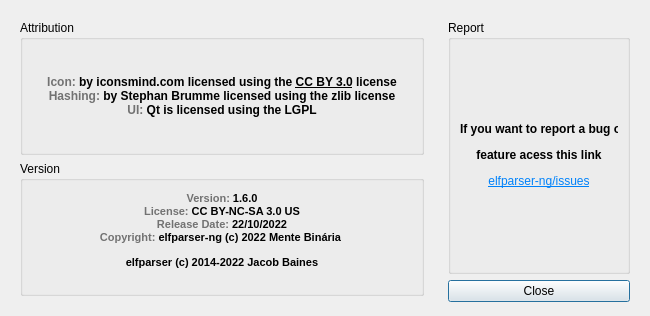
Before: the Qt Designer form src/ui/about.ui in mentebinaria/elfparser-ng, drawn with Qt 5.
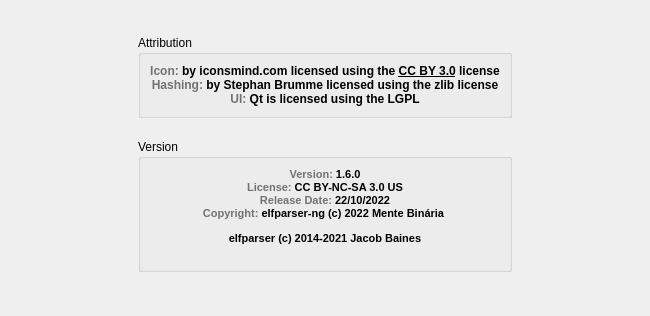
After: the same form once the commit is applied.

Commit message: [UPD] path with new features, code performance, windows compatibility

The edit to the form file:
```diff
--- a/src/ui/about.ui
+++ b/src/ui/about.ui
@@ -12,8 +12,7 @@
   </property>
   <property name="minimumSize">
    <size>
-    <width>650</width>lçs
-    
+    <width>650</width>
     <height>316</height>
    </size>
   </property>
@@ -32,9 +31,15 @@
   <property name="windowTitle">
    <string>About</string>
   </property>
-  <layout class="QHBoxLayout" name="horizontalLayout">
-   <item>
+  <layout class="QVBoxLayout" name="verticalLayout_2">
+   <item alignment="Qt::AlignHCenter">
     <widget class="QFrame" name="frame_2">
+     <property name="minimumSize">
+      <size>
+       <width>0</width>
+       <height>270</height>
+      </size>
+     </property>
      <property name="frameShape">
       <enum>QFrame::NoFrame</enum>
      </property>
@@ -42,13 +47,13 @@
       <enum>QFrame::Raised</enum>
      </property>
      <layout class="QVBoxLayout" name="verticalLayout">
-      <item>
+      <item alignment="Qt::AlignHCenter|Qt::AlignVCenter">
        <widget class="QGroupBox" name="creditsBox">
         <property name="title">
          <string>Attribution</string>
         </property>
         <layout class="QVBoxLayout" name="verticalLayout_3">
-         <item>
+         <item alignment="Qt::AlignHCenter">
           <widget class="QLabel" name="label_2">
            <property name="text">
             <string>&lt;html&gt;&lt;head/&gt;&lt;body&gt;&lt;p align=&quot;center&quot;&gt;&lt;span style=&quot; font-weight:600; color:#727272;&quot;&gt;Icon:&lt;/span&gt;&lt;span style=&quot; font-weight:600; color:#000000;&quot;&gt; by iconsmind.com licensed using the &lt;/span&gt;&lt;a href=&quot;http://creativecommons.org/licenses/by/3.0/us/&quot;&gt;&lt;span style=&quot; font-weight:600; text-decoration: underline; color:#000000;&quot;&gt;CC BY 3.0&lt;/span&gt;&lt;/a&gt;&lt;span style=&quot; font-weight:600; color:#000000;&quot;&gt; license&lt;br/&gt;&lt;/span&gt;&lt;span style=&quot; font-weight:600; color:#727272;&quot;&gt;Hashing:&lt;/span&gt;&lt;span style=&quot; font-weight:600; color:#000000;&quot;&gt; by Stephan Brumme licensed using the zlib license&lt;br/&gt;&lt;/span&gt;&lt;span style=&quot; font-weight:600; color:#727272;&quot;&gt;UI: &lt;/span&gt;&lt;span style=&quot; font-weight:600; color:#000000;&quot;&gt;Qt is licensed using the LGPL&lt;/span&gt;&lt;/p&gt;&lt;/body&gt;&lt;/html&gt;</string>
@@ -68,11 +73,11 @@
           <widget class="QLabel" name="label_3">
            <property name="text">
             <string>&lt;!DOCTYPE HTML PUBLIC &quot;-//W3C//DTD HTML 4.0//EN&quot; &quot;http://www.w3.org/TR/REC-html40/strict.dtd&quot;&gt;
-&lt;html&gt;&lt;head&gt;&lt;meta name=&quot;qrichtext&quot; content=&quot;1&quot; /&gt;&lt;style type=&quot;text/css&quot;&gt;
+&lt;html&gt;&lt;head&gt;&lt;meta name=&quot;qrichtext&quot; content=&quot;1&quot; /&gt;&lt;meta charset=&quot;utf-8&quot; /&gt;&lt;style type=&quot;text/css&quot;&gt;
 p, li { white-space: pre-wrap; }
-&lt;/style&gt;&lt;/head&gt;&lt;body style=&quot; font-family:'Noto Sans CJK JP'; font-size:8pt; font-weight:400; font-style:normal;&quot;&gt;
-&lt;p align=&quot;center&quot; style=&quot; margin-top:12px; margin-bottom:12px; margin-left:0px; margin-right:0px; -qt-block-indent:0; text-indent:0px;&quot;&gt;&lt;span style=&quot; font-family:'Fira Code'; font-weight:600; color:#727272;&quot;&gt;Version:&lt;/span&gt;&lt;span style=&quot; font-family:'Fira Code'; font-weight:600; color:#000000;&quot;&gt; 1.6.0&lt;br /&gt;&lt;/span&gt;&lt;span style=&quot; font-family:'Fira Code'; font-weight:600; color:#727272;&quot;&gt;License:&lt;/span&gt;&lt;span style=&quot; font-family:'Fira Code'; font-weight:600; color:#000000;&quot;&gt; CC BY-NC-SA 3.0 US&lt;br /&gt;&lt;/span&gt;&lt;span style=&quot; font-family:'Fira Code'; font-weight:600; color:#727272;&quot;&gt;Release Date:&lt;/span&gt;&lt;span style=&quot; font-family:'Fira Code'; font-weight:600; color:#000000;&quot;&gt; 22/10/2022&lt;br /&gt;&lt;/span&gt;&lt;span style=&quot; font-family:'Fira Code'; font-weight:600; color:#727272;&quot;&gt;Copyright:&lt;/span&gt;&lt;span style=&quot; font-family:'Fira Code'; font-weight:600; color:#000000;&quot;&gt; elfparser-ng (c) 2022 Mente Binária &lt;/span&gt;&lt;/p&gt;
-&lt;p align=&quot;center&quot; style=&quot; margin-top:12px; margin-bottom:12px; margin-left:0px; margin-right:0px; -qt-block-indent:0; text-indent:0px;&quot;&gt;&lt;span style=&quot; font-family:'Fira Code'; font-weight:600; color:#000000;&quot;&gt;elfparser (c) 2014-2022 Jacob Baines&lt;br /&gt;&lt;/span&gt;&lt;/p&gt;&lt;/body&gt;&lt;/html&gt;</string>
+&lt;/style&gt;&lt;/head&gt;&lt;body style=&quot; font-family:'Noto Sans'; font-size:10pt; font-weight:400; font-style:normal;&quot;&gt;
+&lt;p align=&quot;center&quot; style=&quot; margin-top:12px; margin-bottom:12px; margin-left:0px; margin-right:0px; -qt-block-indent:0; text-indent:0px;&quot;&gt;&lt;span style=&quot; font-family:'Fira Code'; font-size:8pt; font-weight:600; color:#727272;&quot;&gt;Version:&lt;/span&gt;&lt;span style=&quot; font-family:'Fira Code'; font-size:8pt; font-weight:600; color:#000000;&quot;&gt; 1.6.0&lt;br /&gt;&lt;/span&gt;&lt;span style=&quot; font-family:'Fira Code'; font-size:8pt; font-weight:600; color:#727272;&quot;&gt;License:&lt;/span&gt;&lt;span style=&quot; font-family:'Fira Code'; font-size:8pt; font-weight:600; color:#000000;&quot;&gt; CC BY-NC-SA 3.0 US&lt;br /&gt;&lt;/span&gt;&lt;span style=&quot; font-family:'Fira Code'; font-size:8pt; font-weight:600; color:#727272;&quot;&gt;Release Date:&lt;/span&gt;&lt;span style=&quot; font-family:'Fira Code'; font-size:8pt; font-weight:600; color:#000000;&quot;&gt; 22/10/2022&lt;br /&gt;&lt;/span&gt;&lt;span style=&quot; font-family:'Fira Code'; font-size:8pt; font-weight:600; color:#727272;&quot;&gt;Copyright:&lt;/span&gt;&lt;span style=&quot; font-family:'Fira Code'; font-size:8pt; font-weight:600; color:#000000;&quot;&gt; elfparser-ng (c) 2022 Mente Binária &lt;/span&gt;&lt;/p&gt;
+&lt;p align=&quot;center&quot; style=&quot; margin-top:12px; margin-bottom:12px; margin-left:0px; margin-right:0px; -qt-block-indent:0; text-indent:0px;&quot;&gt;&lt;span style=&quot; font-family:'Fira Code'; font-size:8pt; font-weight:600; color:#000000;&quot;&gt;elfparser (c) 2014-2021 Jacob Baines&lt;br /&gt;&lt;/span&gt;&lt;/p&gt;&lt;/body&gt;&lt;/html&gt;</string>
            </property>
           </widget>
          </item>
@@ -108,37 +113,7 @@
      <property name="frameShadow">
       <enum>QFrame::Raised</enum>
      </property>
-     <layout class="QVBoxLayout" name="verticalLayout_5">
-      <item>
-       <widget class="QGroupBox" name="versionBox">
-        <property name="maximumSize">
-         <size>
-          <width>16777215</width>
-          <height>16777215</height>
-         </size>
-        </property>
-        <property name="title">
-         <string>Report</string>
-        </property>
-        <layout class="QVBoxLayout" name="verticalLayout_2">
-         <item>
-          <widget class="QLabel" name="label">
-           <property name="text">
-            <string>&lt;html&gt;&lt;head/&gt;&lt;body&gt;&lt;p align=&quot;center&quot;&gt;&lt;span style=&quot; font-family:'Noto Sans CJK SC'; font-weight:600; color:#000000;&quot;&gt;If you want to report a bug or &lt;/span&gt;&lt;/p&gt;&lt;p align=&quot;center&quot;&gt;&lt;span style=&quot; font-family:'Noto Sans CJK SC'; font-weight:600; color:#000000;&quot;&gt;feature acess this link&lt;/span&gt;&lt;/p&gt;&lt;p align=&quot;center&quot;&gt;&lt;a href=&quot;https://github.com/mentebinaria/elfparser-ng/issues&quot;&gt;&lt;span style=&quot; text-decoration: underline; color:#0082fa;&quot;&gt;elfparser-ng/issues&lt;/span&gt;&lt;/a&gt;&lt;/p&gt;&lt;/body&gt;&lt;/html&gt;</string>
-           </property>
-          </widget>
-         </item>
-        </layout>
-       </widget>
-      </item>
-      <item>
-       <widget class="QPushButton" name="closeButton">
-        <property name="text">
-         <string>Close</string>
-        </property>
-       </widget>
-      </item>
-     </layout>
+     <layout class="QVBoxLayout" name="verticalLayout_5"/>
     </widget>
    </item>
   </layout>
```
Left out of the diff: 21 changed lines with no effect on the pictures. The commit also changes 23 other files.
